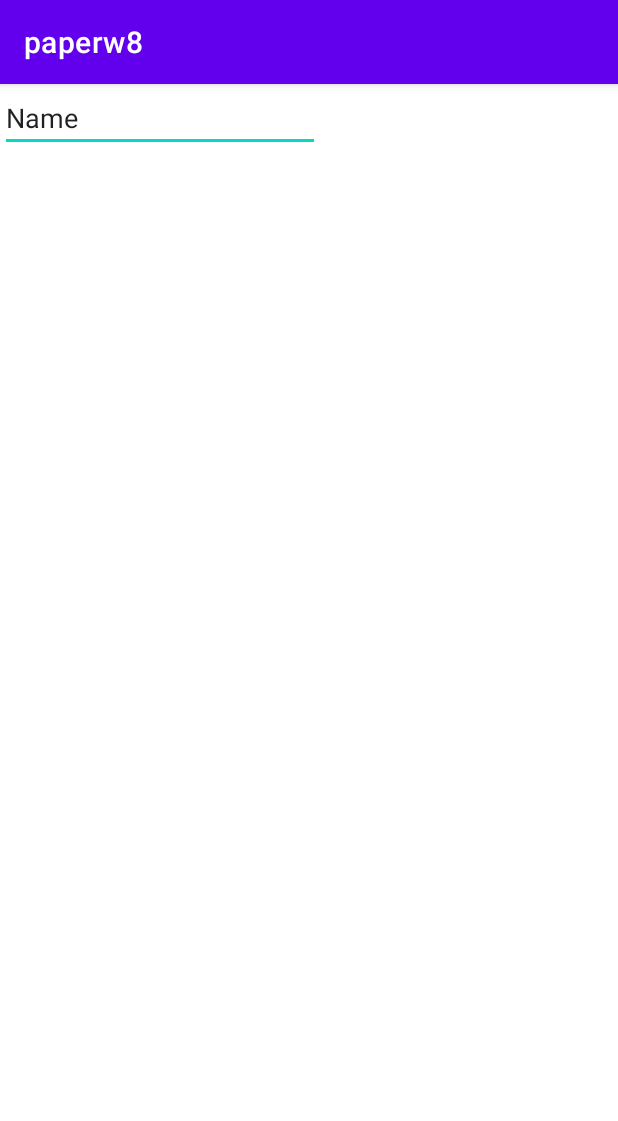
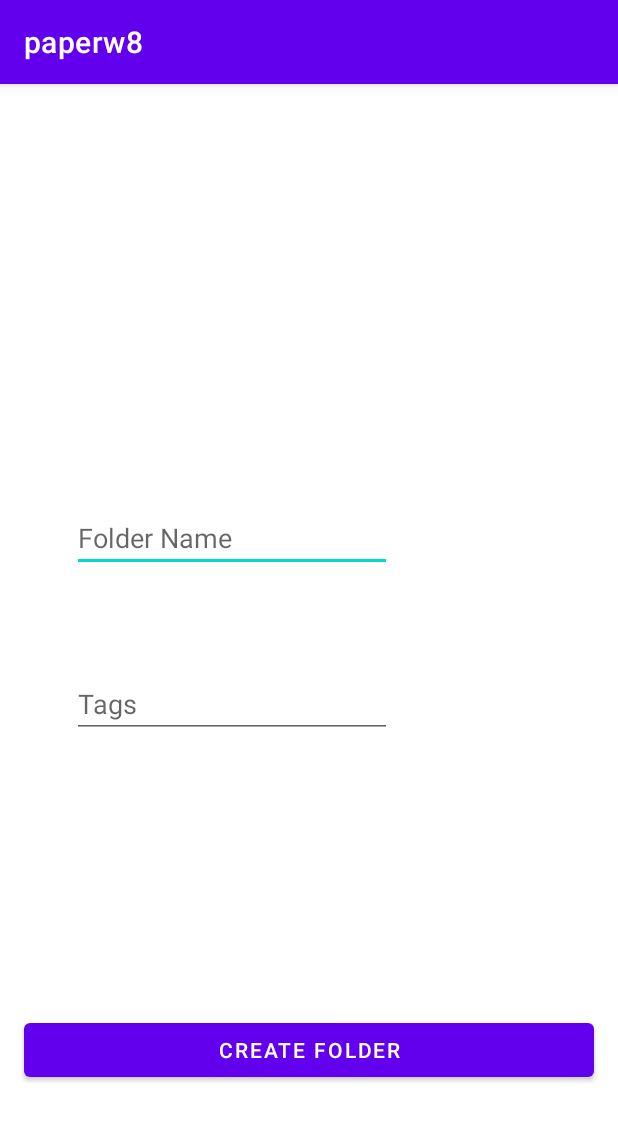
Before and after one commit to talberadt/paperw8, an Android app: the folderCreationForm screen opened directly, with no data from a screen before it, on a phone screen of 412 x 824 dp. Shown: the top 1121 px of the screen. Run offline under Robolectric (Android 15) with nearby library versions, the phone set to English and light mode, and no system bars.

Commit message:
skrr brr

```diff
--- a/app/src/main/AndroidManifest.xml
+++ b/app/src/main/AndroidManifest.xml
@@ -1,6 +1,9 @@
 <?xml version="1.0" encoding="utf-8"?>
 <manifest xmlns:android="http://schemas.android.com/apk/res/android"
     package="com.huji.hackathon.paperw8">
+
+    <uses-permission android:name="android.permission.READ_EXTERNAL_STORAGE" />
+    <uses-permission android:name="android.permission.WRITE_EXTERNAL_STORAGE" />
 
     <application
         android:allowBackup="true"
--- a/app/src/main/java/com/huji/hackathon/paperw8/MainActivity.java
+++ b/app/src/main/java/com/huji/hackathon/paperw8/MainActivity.java
@@ -1,9 +1,11 @@
 package com.huji.hackathon.paperw8;
 
 import android.Manifest;
+import android.content.Intent;
 import android.content.pm.PackageManager;
 import android.os.Bundle;
 import android.os.Environment;
+import android.util.Log;
 import android.widget.Button;
 import android.widget.Toast;
 
@@ -16,6 +18,7 @@ import androidx.recyclerview.widget.RecyclerView;
 import java.io.File;
 import java.util.ArrayList;
 import java.util.List;
+import java.util.logging.Logger;
 
 public class MainActivity extends AppCompatActivity {
 
@@ -46,16 +49,28 @@ public class MainActivity extends AppCompatActivity {
         addBtn = findViewById(R.id.addButton);
         addBtn.setOnClickListener(v -> {
             if (checkPrem()) {
-                titles.add("new");
-                images.add(R.drawable.ic_baseline_drive_eta_24);
-                dataList.setLayoutManager(gridLayoutManager);
-                dataList.setAdapter(adapter);
-                String path = Environment.getExternalStorageDirectory().toString() + "/Documents/new";
-                File dir = new File(path);
-                dir.mkdir();
+//                String path = Environment.getExternalStorageDirectory().toString() + "/Documents/new";
+//                File dir = new File(path);
+//                dir.mkdir();
+                Intent intent = new Intent(v.getContext(), folderCreationForm.class);
+                v.getContext().startActivity(intent);
+
+
+
             }  else { requestPremission(); }
+
         });
 
+        if (getIntent().getStringExtra("folderName") != null){
+
+            titles.add(getIntent().getStringExtra("folderName"));
+            images.add(R.drawable.ic_baseline_drive_eta_24);
+            Log.e("aaaa", "bbbbbb");
+            dataList.setLayoutManager(gridLayoutManager);
+            dataList.setAdapter(adapter);
+
+
+        }
 
     }
 
--- /dev/null
+++ b/app/src/main/java/com/huji/hackathon/paperw8/folderCreationForm.java
@@ -0,0 +1,57 @@
+package com.huji.hackathon.paperw8;
+
+import androidx.appcompat.app.AppCompatActivity;
+
+import android.annotation.SuppressLint;
+import android.content.Intent;
+import android.os.Bundle;
+import android.os.Environment;
+import android.view.View;
+import android.widget.Button;
+import android.widget.EditText;
+import android.widget.ProgressBar;
+
+import java.io.File;
+import java.util.ArrayList;
+import java.util.Arrays;
+import java.util.List;
+
+
+public class folderCreationForm extends AppCompatActivity {
+
+    EditText folderName;
+    EditText tags;
+    Button addButton;
+    ProgressBar progressBar;
+
+
+    @SuppressLint("WrongViewCast")
+    @Override
+    protected void onCreate(Bundle savedInstanceState) {
+        super.onCreate(savedInstanceState);
+        setContentView(R.layout.activity_folder_creation_form);
+
+        folderName = findViewById(R.id.folderNameText);
+        tags = findViewById(R.id.folderTagsText);
+        addButton = findViewById(R.id.SubmitButton);
+        progressBar = findViewById(R.id.progressBar2);
+
+
+        addButton.setOnClickListener(v -> {
+            String folderNameString = folderName.getText().toString().trim();
+            List<String> folderTagsString = Arrays.asList(tags.getText().toString().split(","));
+            progressBar.setVisibility(View.VISIBLE);
+
+            String path = Environment.getExternalStorageDirectory().toString() + "/Documents/" + folderNameString;
+            File dir = new File(path);
+            dir.mkdir();
+
+            Intent intent = new Intent(v.getContext(), MainActivity.class);
+            intent.putExtra("folderName",folderNameString);
+            intent.putStringArrayListExtra("folderTags", new ArrayList<>(folderTagsString));
+            v.getContext().startActivity(intent);
+
+        });
+
+    }
+}
--- a/app/src/main/java/com/huji/hackathon/paperw8/folderCreationForm.kt
+++ /dev/null
@@ -1,11 +0,0 @@
-package com.huji.hackathon.paperw8
-
-import androidx.appcompat.app.AppCompatActivity
-import android.os.Bundle
-
-class folderCreationForm : AppCompatActivity() {
-    override fun onCreate(savedInstanceState: Bundle?) {
-        super.onCreate(savedInstanceState)
-        setContentView(R.layout.activity_folder_creation_form)
-    }
-}
--- a/app/src/main/res/layout/activity_folder_creation_form.xml
+++ b/app/src/main/res/layout/activity_folder_creation_form.xml
@@ -7,12 +7,56 @@
     tools:context=".folderCreationForm">
 
     <EditText
-        android:id="@+id/editTextTextPersonName"
+        android:id="@+id/folderNameText"
         android:layout_width="wrap_content"
         android:layout_height="wrap_content"
+        android:layout_marginTop="280dp"
         android:ems="10"
         android:inputType="textPersonName"
-        android:text="Name"
-        tools:layout_editor_absoluteX="134dp"
-        tools:layout_editor_absoluteY="141dp" />
+        android:hint="Folder Name"
+        android:text=""
+        app:layout_constraintEnd_toEndOf="parent"
+        app:layout_constraintHorizontal_bias="0.243"
+        app:layout_constraintStart_toStartOf="parent"
+        app:layout_constraintTop_toTopOf="parent" />
+
+    <EditText
+        android:id="@+id/folderTagsText"
+        android:layout_width="wrap_content"
+        android:layout_height="wrap_content"
+        android:layout_marginBottom="332dp"
+        android:ems="10"
+        android:inputType="textPersonName"
+        android:hint="Tags"
+        android:text=""
+        app:layout_constraintBottom_toBottomOf="parent"
+        app:layout_constraintEnd_toEndOf="parent"
+        app:layout_constraintHorizontal_bias="0.243"
+        app:layout_constraintStart_toStartOf="parent" />
+
+    <Button
+        android:id="@+id/SubmitButton"
+        android:layout_width="0dp"
+        android:layout_height="wrap_content"
+        android:layout_marginStart="16dp"
+        android:layout_marginEnd="16dp"
+        android:layout_marginBottom="100dp"
+        android:text="Create Folder"
+        app:layout_constraintBottom_toBottomOf="parent"
+        app:layout_constraintEnd_toEndOf="parent"
+        app:layout_constraintHorizontal_bias="0.0"
+        app:layout_constraintStart_toStartOf="parent" />
+
+    <ProgressBar
+        android:id="@+id/progressBar2"
+        style="?android:attr/progressBarStyle"
+        android:layout_width="wrap_content"
+        android:layout_height="wrap_content"
+        android:layout_marginTop="24dp"
+        android:visibility="invisible"
+        app:layout_constraintEnd_toEndOf="parent"
+        app:layout_constraintStart_toStartOf="parent"
+        app:layout_constraintTop_toBottomOf="@+id/SubmitButton" />
+
+
 </androidx.constraintlayout.widget.ConstraintLayout>
```
